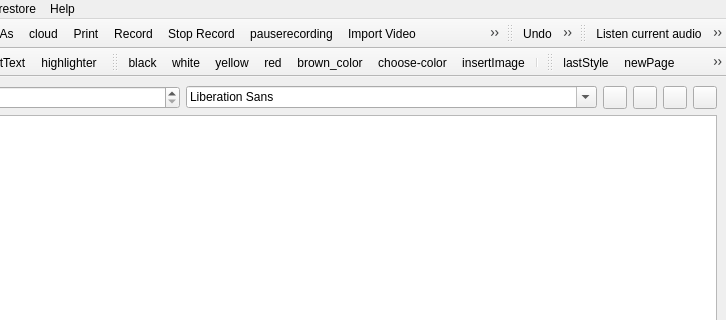
Before: the Qt Designer form src/mainwindow.ui in giacomogroppi/writernote-qt, drawn with Qt 5; both pictures show x 241 to 967 and y 0 to 320 of the 967 by 651 pixel window.
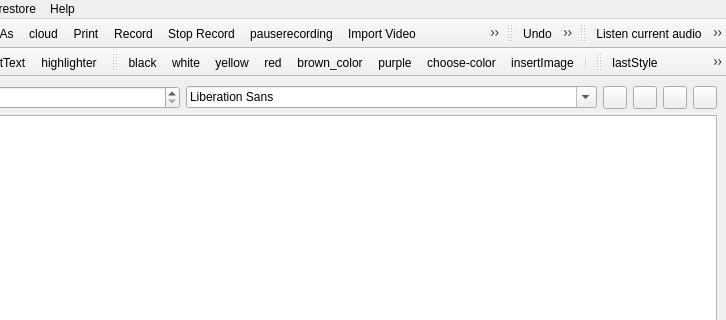
After: the same form once the commit is applied. Icons and pictures are not drawn.

Commit message: add purple color

```diff
--- a/src/mainwindow.ui
+++ b/src/mainwindow.ui
@@ -483,6 +483,7 @@
    <addaction name="actionyellow"/>
    <addaction name="actionred"/>
    <addaction name="actionbrown_color"/>
+   <addaction name="actionpurple"/>
    <addaction name="actionchoose_color"/>
    <addaction name="actioninsertImage"/>
    <addaction name="separator"/>
@@ -1008,6 +1009,15 @@
     <string>brown_color</string>
    </property>
   </action>
+  <action name="actionpurple">
+   <property name="icon">
+    <iconset resource="../writernote.qrc">
+     <normaloff>:/image/images/purple.png</normaloff>:/image/images/purple.png</iconset>
+   </property>
+   <property name="text">
+    <string>purple</string>
+   </property>
+  </action>
  </widget>
  <resources>
   <include location="../writernote.qrc"/>
```
The commit also changes 6 other files.
